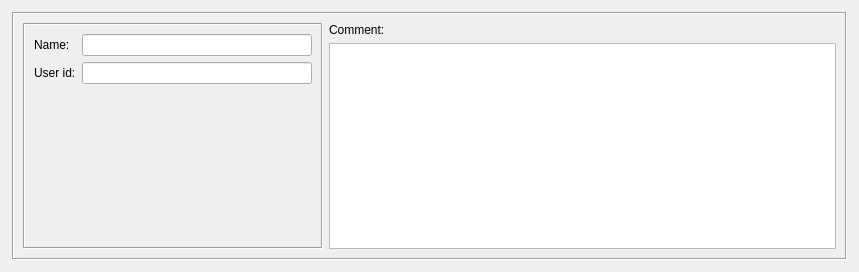
First picture: the form in src/gui/userdialog_q.ui, repository fwbuilder/fwbuilder, before the edit.
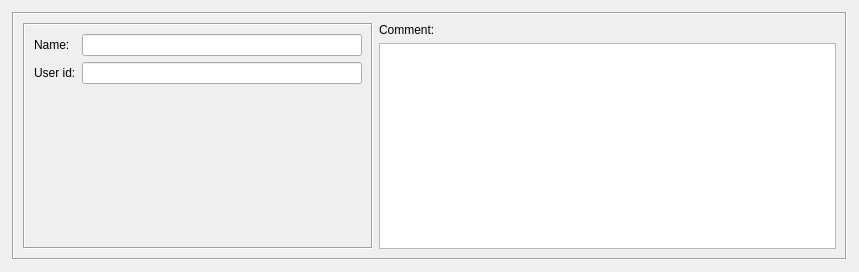
Second picture: the form after the edit.

Patch:
```diff
--- a/src/gui/userdialog_q.ui
+++ b/src/gui/userdialog_q.ui
@@ -50,13 +50,13 @@
         </property>
         <property name="minimumSize" >
          <size>
-          <width>300</width>
+          <width>350</width>
           <height>0</height>
          </size>
         </property>
         <property name="maximumSize" >
          <size>
-          <width>300</width>
+          <width>350</width>
           <height>16777215</height>
          </size>
         </property>
```
Left out of the diff: 1 changed line with no effect on the pictures.
